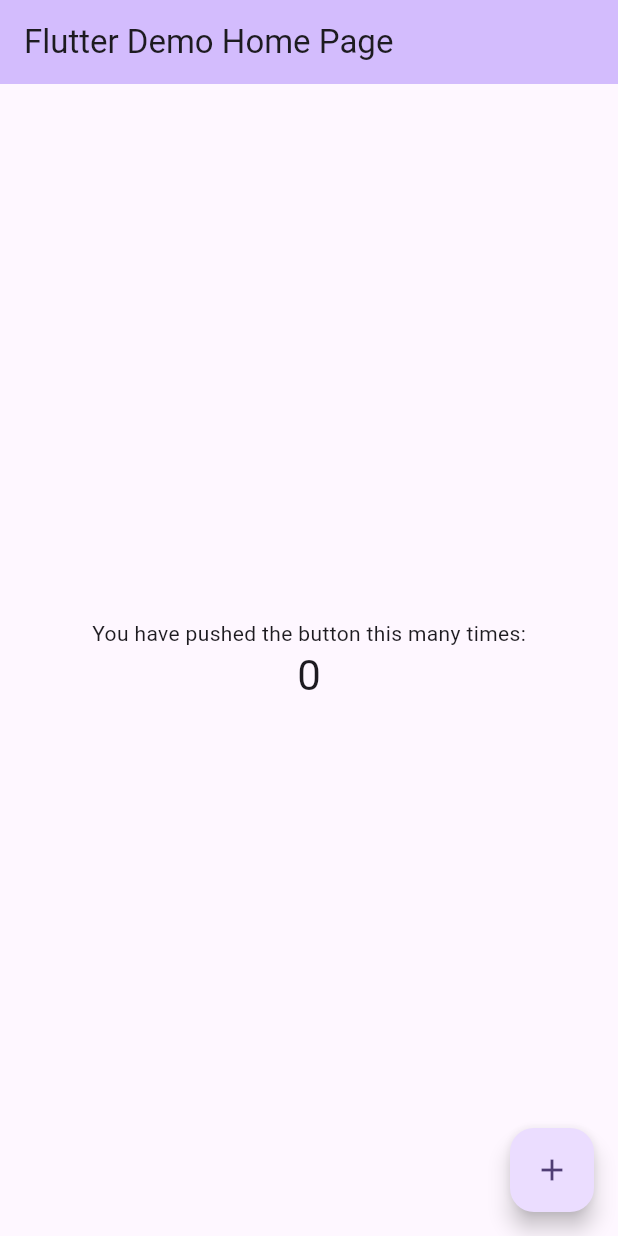
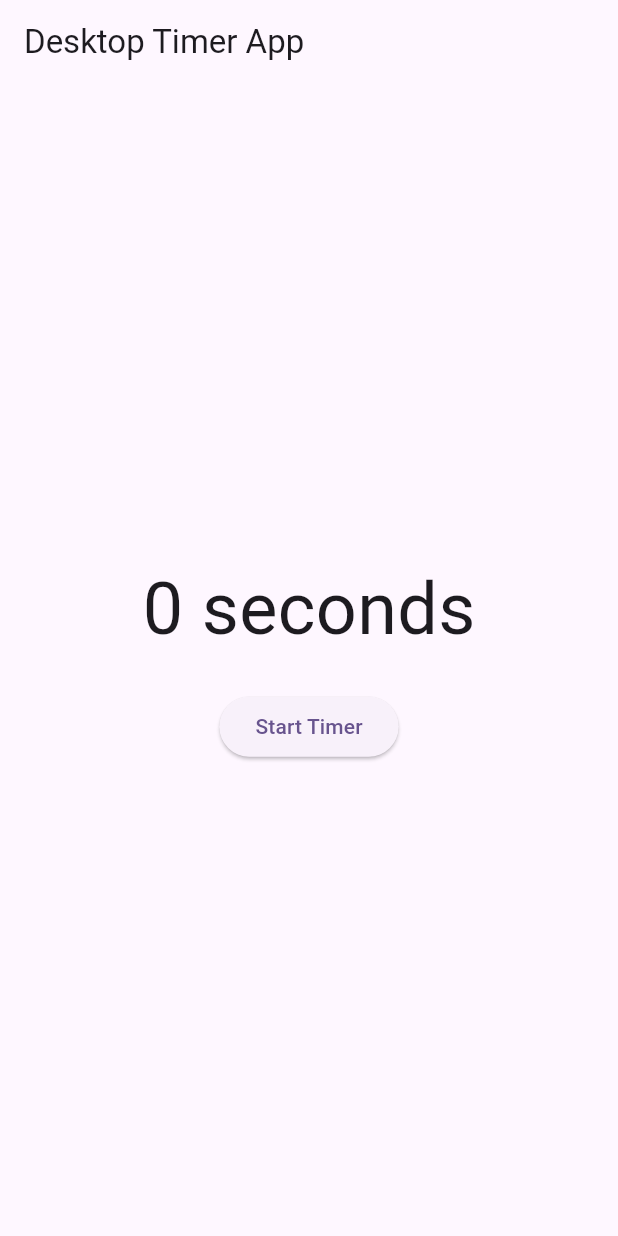
Before and after one commit to Shegzzy/flutter_quest, a Flutter app: the screen it shows after launch, on a phone screen of 412 x 824 dp. Run offline on Flutter 3.47's test engine with Material 3 defaults, Android fonts, the light colour scheme and no system bars; our stand-ins replace bloc, flutter_bloc.

Commit message:
added timer home screen

```diff
--- a/lib/main.dart
+++ b/lib/main.dart
@@ -1,4 +1,7 @@
 import 'package:flutter/material.dart';
+import 'package:flutter_bloc/flutter_bloc.dart';
+import 'package:flutter_quest/src/bloc/timer_bloc.dart';
+import 'package:flutter_quest/src/home/timer_home.dart';
 
 void main() {
   runApp(const MyApp());
@@ -17,55 +20,10 @@ class MyApp extends StatelessWidget {
         colorScheme: ColorScheme.fromSeed(seedColor: Colors.deepPurple),
         useMaterial3: true,
       ),
-      home: const MyHomePage(title: 'Flutter Demo Home Page'),
+      home: BlocProvider(
+        create: (context) => TimerBloc(),
+        child: TimerHome(),
+      ),
     );
   }
 }
-
-class MyHomePage extends StatefulWidget {
-  const MyHomePage({super.key, required this.title});
-
-  final String title;
-
-  @override
-  State<MyHomePage> createState() => _MyHomePageState();
-}
-
-class _MyHomePageState extends State<MyHomePage> {
-  int _counter = 0;
-
-  void _incrementCounter() {
-    setState(() {
-      _counter++;
-    });
-  }
-
-  @override
-  Widget build(BuildContext context) {
-    return Scaffold(
-      appBar: AppBar(
-        backgroundColor: Theme.of(context).colorScheme.inversePrimary,
-        title: Text(widget.title),
-      ),
-      body: Center(
-        child: Column(
-          mainAxisAlignment: MainAxisAlignment.center,
-          children: <Widget>[
-            const Text(
-              'You have pushed the button this many times:',
-            ),
-            Text(
-              '$_counter',
-              style: Theme.of(context).textTheme.headlineMedium,
-            ),
-          ],
-        ),
-      ),
-      floatingActionButton: FloatingActionButton(
-        onPressed: _incrementCounter,
-        tooltip: 'Increment',
-        child: const Icon(Icons.add),
-      ), // This trailing comma makes auto-formatting nicer for build methods.
-    );
-  }
-}
--- a/lib/src/bloc/timer_bloc.dart
+++ b/lib/src/bloc/timer_bloc.dart
@@ -4,17 +4,23 @@ import 'package:flutter_quest/src/bloc/state/timer_state.dart';
 import 'event/timer_event.dart';
 
 class TimerBloc extends Bloc<TimerEvent, TimerState> {
-  TimerBloc() : super(TimerInitial());
+  TimerBloc() : super(TimerInitial()) {
+    on<StartTimer>(_onStartTimer);
+    on<Tick>(_onTick);
+  }
+
   StreamSubscription<int>? _tickerSubscription;
 
-  @override
-  Stream<TimerState> mapEventToState(TimerEvent event) async* {
-    if (event is StartTimer) {
-      _tickerSubscription?.cancel();
-      _tickerSubscription = _tick().listen((seconds) => add(Tick(seconds)));
-    } else if (event is Tick) {
-      yield TimerRunning(event.seconds);
-    }
+  void _onStartTimer(StartTimer event, Emitter<TimerState> emit) {
+    _tickerSubscription?.cancel();
+    _tickerSubscription = _tick().listen((seconds) {
+      add(Tick(seconds));
+    });
+    emit(TimerRunning(0));
+  }
+
+  void _onTick(Tick event, Emitter<TimerState> emit) {
+    emit(TimerRunning(event.seconds));
   }
 
   Stream<int> _tick() async* {
--- /dev/null
+++ b/lib/src/home/timer_home.dart
@@ -0,0 +1,45 @@
+import 'package:flutter/cupertino.dart';
+import 'package:flutter/material.dart';
+import 'package:flutter_bloc/flutter_bloc.dart';
+
+import '../bloc/event/timer_event.dart';
+import '../bloc/state/timer_state.dart';
+import '../bloc/timer_bloc.dart';
+
+class TimerHome extends StatelessWidget {
+  @override
+  Widget build(BuildContext context) {
+    return Scaffold(
+      appBar: AppBar(
+        title: Text('Desktop Timer App'),
+      ),
+      body: Center(
+        child: Column(
+          mainAxisAlignment: MainAxisAlignment.center,
+          children: [
+            BlocBuilder<TimerBloc, TimerState>(
+              builder: (context, state) {
+                int seconds = 0;
+                if (state is TimerRunning) {
+                  seconds = state.seconds;
+                }
+                return Text(
+                  '$seconds seconds',
+                  style: const TextStyle(fontSize: 48),
+                );
+              },
+            ),
+            const SizedBox(height: 20),
+            ElevatedButton(
+              onPressed: () {
+                context.read<TimerBloc>().add(StartTimer());
+              },
+              child: const Text('Start Timer'),
+            ),
+            // Add widgets to display captured screenshots and headshots here
+          ],
+        ),
+      ),
+    );
+  }
+}
```
